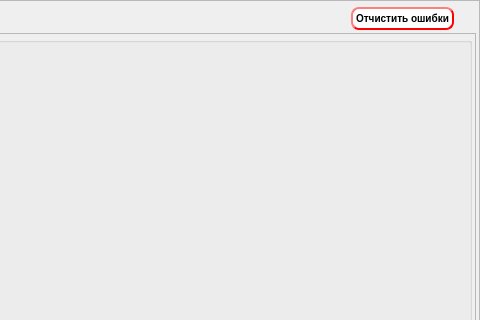
Above: mainwindow.ui from bulkanul/EVO_YFL_1064_GUI_coherent2 before the change; both pictures show x 545 to 1025 and y 0 to 320 of the 1025 by 868 pixel window. Below: the same form after it.
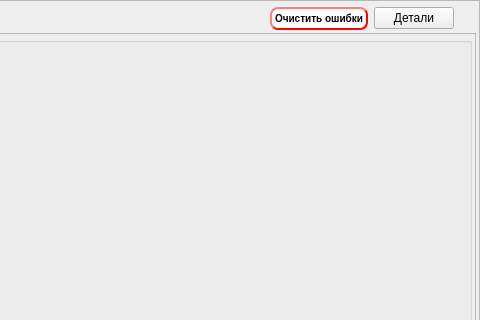
That is the form after the change. The open tabs and pages were chosen to show the change. Icons and pictures are not drawn.

Patch:
```diff
--- a/mainwindow.ui
+++ b/mainwindow.ui
@@ -188,7 +188,14 @@
 </string>
              </property>
              <property name="text">
-              <string>Отчистить ошибки</string>
+              <string>Очистить ошибки</string>
+             </property>
+            </widget>
+           </item>
+           <item>
+            <widget class="QPushButton" name="button_error">
+             <property name="text">
+              <string>Детали</string>
              </property>
             </widget>
            </item>
```
Left out of the diff: 2 changed lines with no effect on the pictures.
